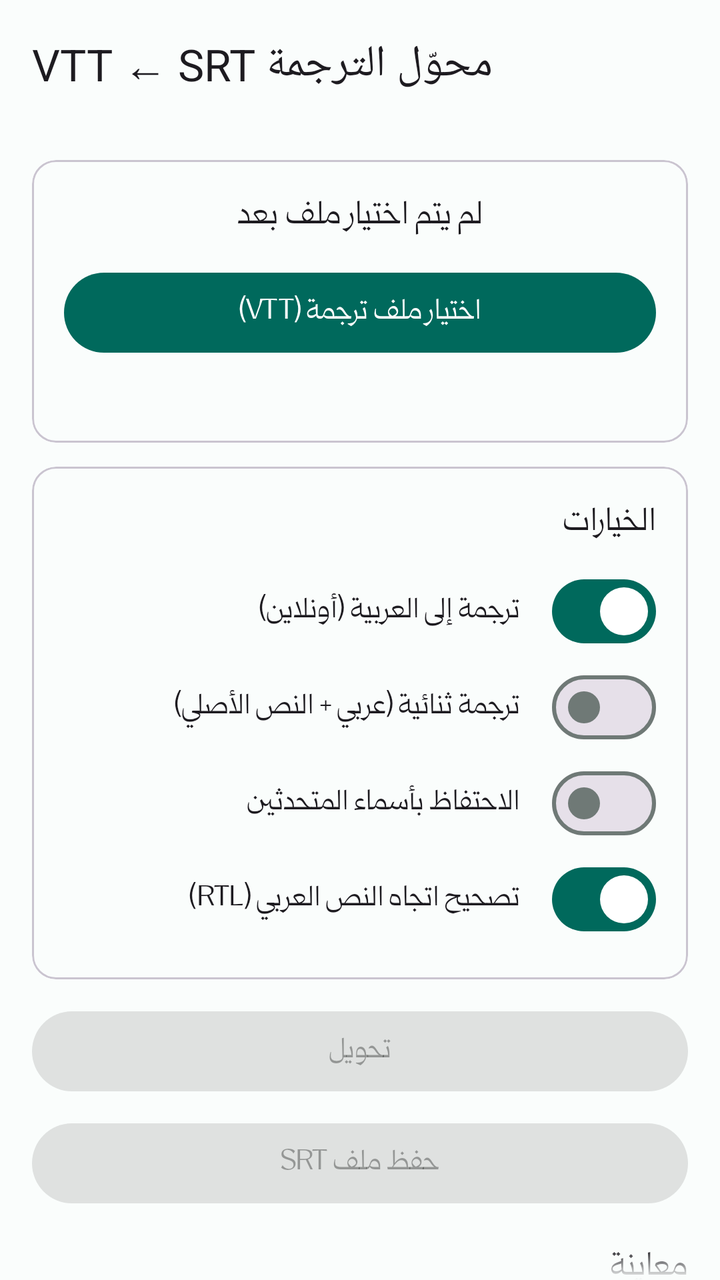
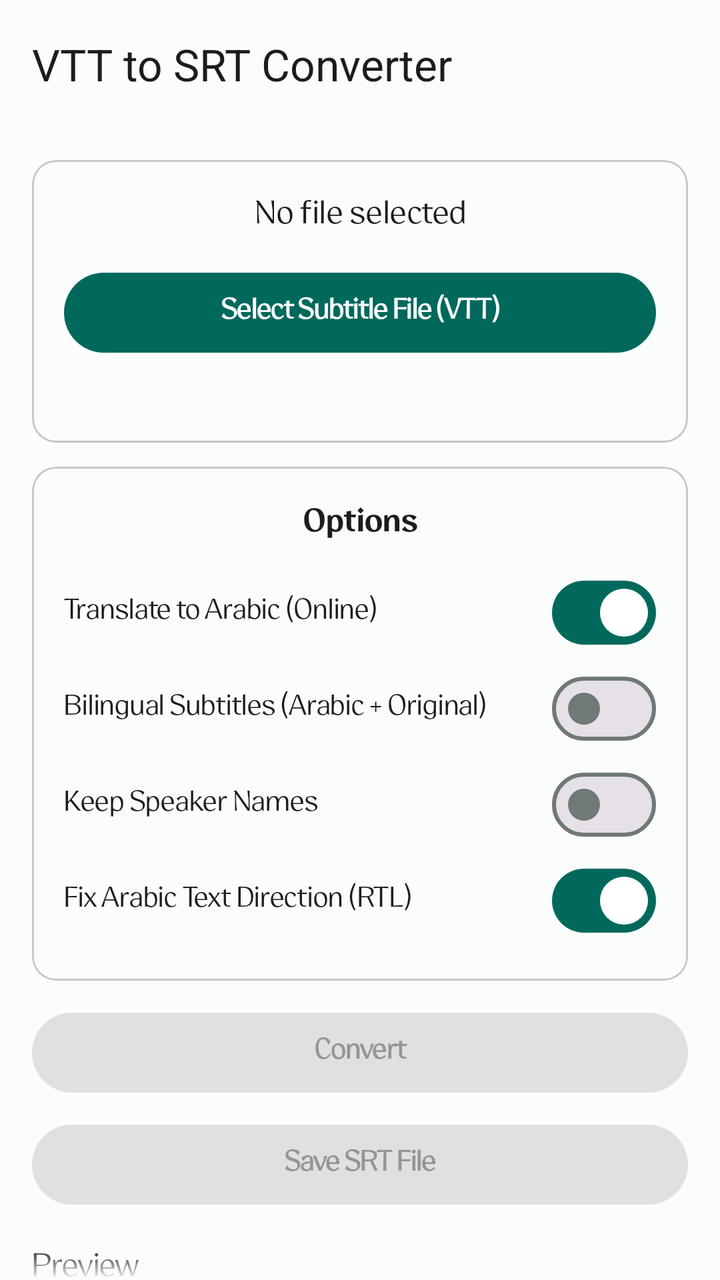

Screens rendered from an Android XML layout before and after an edit, with the pre-edit source and the edit as a unified diff.
<!-- AndroidManifest.xml: application theme Theme.Vtt2Srt -->
<!-- res/layout/activity_main.xml -->
<?xml version="1.0" encoding="utf-8"?>
<LinearLayout xmlns:android="http://schemas.android.com/apk/res/android"
    xmlns:app="http://schemas.android.com/apk/res-auto"
    android:layout_width="match_parent"
    android:layout_height="match_parent"
    android:orientation="vertical">
<com.google.android.material.appbar.AppBarLayout
    android:id="@+id/appbar"
    android:layout_width="match_parent"
    android:layout_height="wrap_content">
    <com.google.android.material.appbar.MaterialToolbar
        android:id="@+id/toolbar"
        android:layout_width="match_parent"
        android:layout_height="?attr/actionBarSize"
        app:title="@string/app_name" />

</com.google.android.material.appbar.AppBarLayout>

    <androidx.core.widget.NestedScrollView
        android:layout_width="match_parent"
        android:layout_height="0dp"
        android:layout_weight="1"
        android:requiresFadingEdge="vertical"
        android:fadingEdgeLength="16dp"
        android:fillViewport="true">

        <LinearLayout
            android:layout_width="match_parent"
            android:layout_height="wrap_content"
            android:orientation="vertical"
            android:padding="16dp">

            
            <com.google.android.material.card.MaterialCardView
                style="@style/Widget.Material3.CardView.Outlined"
                android:layout_width="match_parent"
                android:layout_height="wrap_content"
                android:layout_marginBottom="12dp">

                <LinearLayout
                    android:layout_width="match_parent"
                    android:layout_height="wrap_content"
                    android:orientation="vertical"
                    android:padding="16dp">

                    <com.google.android.material.textview.MaterialTextView
                        android:gravity="center"
                        android:id="@+id/tvFileName"
                        android:layout_width="match_parent"
                        android:layout_height="wrap_content"
                        android:text="@string/no_file"
                        android:textAppearance="?attr/textAppearanceBodyLarge" />

                    <com.google.android.material.button.MaterialButton
                        android:id="@+id/btnPick"
                        android:layout_marginTop="12dp"
                        android:layout_width="match_parent"
                        android:layout_height="wrap_content"
                        android:text="@string/pick_file" />


                    <com.google.android.material.textview.MaterialTextView
                        android:id="@+id/tvCueCount"
                        android:layout_width="match_parent"
                        android:layout_height="wrap_content"
                        android:layout_marginTop="4dp"
                        android:textAppearance="?attr/textAppearanceBodyMedium" />
                </LinearLayout>
            </com.google.android.material.card.MaterialCardView>

            
            <com.google.android.material.card.MaterialCardView
                style="@style/Widget.Material3.CardView.Outlined"
                android:layout_width="match_parent"
                android:layout_height="wrap_content"
                android:layout_marginBottom="12dp">

                <LinearLayout
                    android:layout_width="match_parent"
                    android:layout_height="wrap_content"
                    android:orientation="vertical"
                    android:padding="16dp">

                    <com.google.android.material.textview.MaterialTextView
                        android:layout_width="match_parent"
                        android:layout_height="wrap_content"
                        android:layout_marginBottom="8dp"
                        android:text="@string/options_title"
                        android:textAppearance="?attr/textAppearanceTitleMedium" />

                    <com.google.android.material.materialswitch.MaterialSwitch
                        android:id="@+id/swTranslate"
                        android:layout_width="match_parent"
                        android:layout_height="wrap_content"
                        android:checked="true"
                        android:text="@string/opt_translate" />

                    <com.google.android.material.materialswitch.MaterialSwitch
                        android:id="@+id/swBilingual"
                        android:layout_width="match_parent"
                        android:layout_height="wrap_content"
                        android:text="@string/opt_bilingual" />

                    <com.google.android.material.materialswitch.MaterialSwitch
                        android:id="@+id/swSpeakers"
                        android:layout_width="match_parent"
                        android:layout_height="wrap_content"
                        android:text="@string/opt_speakers" />

                    <com.google.android.material.materialswitch.MaterialSwitch
                        android:id="@+id/swRtl"
                        android:layout_width="match_parent"
                        android:layout_height="wrap_content"
                        android:checked="true"
                        android:text="@string/opt_rtl" />
                </LinearLayout>
            </com.google.android.material.card.MaterialCardView>

            
            <LinearLayout
                android:layout_width="match_parent"
                android:layout_height="wrap_content"
                android:orientation="horizontal">

                <com.google.android.material.button.MaterialButton
                    android:id="@+id/btnConvert"
                    android:layout_width="0dp"
                    android:layout_height="wrap_content"
                    android:layout_weight="1"
                    android:enabled="false"
                    android:text="@string/convert" />

                <com.google.android.material.button.MaterialButton
                    android:id="@+id/btnCancel"
                    style="@style/Widget.Material3.Button.OutlinedButton"
                    android:layout_width="wrap_content"
                    android:layout_height="wrap_content"
                    android:layout_marginStart="8dp"
                    android:text="@string/cancel"
                    android:visibility="gone" />
            </LinearLayout>

            <LinearLayout
                android:id="@+id/progressGroup"
                android:layout_width="match_parent"
                android:layout_height="wrap_content"
                android:layout_marginTop="12dp"
                android:orientation="vertical"
                android:visibility="gone">

                <com.google.android.material.progressindicator.LinearProgressIndicator
                    android:id="@+id/progressBar"
                    android:layout_width="match_parent"
                    android:layout_height="wrap_content"
                    android:max="100" />

                <com.google.android.material.textview.MaterialTextView
                    android:id="@+id/tvProgress"
                    android:layout_width="match_parent"
                    android:layout_height="wrap_content"
                    android:layout_marginTop="4dp"
                    android:textAppearance="?attr/textAppearanceBodySmall" />
            </LinearLayout>

            <com.google.android.material.button.MaterialButton
                android:id="@+id/btnSave"
                style="@style/Widget.Material3.Button.TonalButton"
                android:layout_width="match_parent"
                android:layout_height="wrap_content"
                android:layout_marginTop="8dp"
                android:enabled="false"
                android:text="@string/save" />

            
            <com.google.android.material.textview.MaterialTextView
                android:layout_width="match_parent"
                android:layout_height="wrap_content"
                android:layout_marginTop="16dp"
                android:layout_marginBottom="8dp"
                android:text="@string/preview_title"
                android:textAppearance="?attr/textAppearanceTitleMedium" />

            <com.google.android.material.card.MaterialCardView
                style="@style/Widget.Material3.CardView.Outlined"
                android:layout_width="match_parent"
                android:layout_height="340dp">

                <FrameLayout
                    android:layout_width="match_parent"
                    android:layout_height="match_parent">

                    <androidx.recyclerview.widget.RecyclerView
                        android:id="@+id/rvCues"
                        android:layout_width="match_parent"
                        android:layout_height="match_parent"
                        android:nestedScrollingEnabled="true"
                        android:visibility="gone" />

                    <com.google.android.material.textview.MaterialTextView
                        android:id="@+id/tvEmpty"
                        android:layout_width="match_parent"
                        android:layout_height="wrap_content"
                        android:layout_gravity="center"
                        android:gravity="center"
                        android:padding="24dp"
                        android:text="@string/preview_empty"
                        android:textAppearance="?attr/textAppearanceBodyMedium" />
                </FrameLayout>
            </com.google.android.material.card.MaterialCardView>
        <Space
            android:layout_width="match_parent"
            android:layout_height="180dp"/>

        </LinearLayout>
    </androidx.core.widget.NestedScrollView>
</LinearLayout>
<!-- resources referenced by this layout -->
<resources>
  <string name="app_name">محوّل الترجمة VTT ← SRT</string>
  <string name="cancel">إلغاء</string>
  <string name="convert">تحويل</string>
  <string name="no_file">لم يتم اختيار ملف بعد</string>
  <string name="opt_bilingual">ترجمة ثنائية (عربي + النص الأصلي)</string>
  <string name="opt_rtl">تصحيح اتجاه النص العربي (RTL)</string>
  <string name="opt_speakers">الاحتفاظ بأسماء المتحدثين</string>
  <string name="opt_translate">ترجمة إلى العربية (أونلاين)</string>
  <string name="options_title">الخيارات</string>
  <string name="pick_file">اختيار ملف ترجمة (VTT)</string>
  <string name="preview_empty">ستظهر معاينة الأسطر هنا بعد اختيار الملف</string>
  <string name="preview_title">معاينة</string>
  <string name="save">حفظ ملف SRT</string>
  <color name="md_theme_light_primary">#00695C</color>
  <color name="md_theme_light_onPrimary">#FFFFFF</color>
  <color name="md_theme_light_primaryContainer">#A0F2E3</color>
  <color name="md_theme_light_onPrimaryContainer">#00201B</color>
  <color name="md_theme_light_secondary">#4A635E</color>
  <color name="md_theme_light_onSecondary">#FFFFFF</color>
  <color name="md_theme_light_secondaryContainer">#CCE8E2</color>
  <color name="md_theme_light_onSecondaryContainer">#05201C</color>
  <color name="md_theme_light_tertiary">#456179</color>
  <color name="md_theme_light_onTertiary">#FFFFFF</color>
  <color name="md_theme_light_tertiaryContainer">#CCE5FF</color>
  <color name="md_theme_light_onTertiaryContainer">#001E36</color>
  <color name="md_theme_light_error">#BA1A1A</color>
  <color name="md_theme_light_onError">#FFFFFF</color>
  <color name="md_theme_light_errorContainer">#FFDAD6</color>
  <color name="md_theme_light_onErrorContainer">#410002</color>
  <color name="md_theme_light_background">#FAFDFC</color>
  <color name="md_theme_light_surface">#FAFDFC</color>
  <color name="md_theme_light_onSurface">#191C1B</color>
  <color name="md_theme_light_surfaceVariant">#DAE5E1</color>
  <color name="md_theme_light_onSurfaceVariant">#3F4946</color>
  <color name="md_theme_light_outline">#6F7976</color>
</resources>

<!-- the commit's change to res/layout/activity_main.xml (unified diff, before → after) -->
@@ -53,6 +53,7 @@
 
                     <com.google.android.material.button.MaterialButton
                         android:id="@+id/btnPick"
+                        android:textStyle="bold"
                         android:layout_marginTop="12dp"
                         android:layout_width="match_parent"
                         android:layout_height="wrap_content"
@@ -85,6 +86,8 @@
                         android:layout_width="match_parent"
                         android:layout_height="wrap_content"
                         android:layout_marginBottom="8dp"
+                        android:gravity="center"
+                       app:fontFamily="@font/qomra_bold"
                         android:text="@string/options_title"
                         android:textAppearance="?attr/textAppearanceTitleMedium" />
 
@@ -127,6 +130,7 @@
                     android:layout_width="0dp"
                     android:layout_height="wrap_content"
                     android:layout_weight="1"
+                    android:textStyle="bold"
                     android:enabled="false"
                     android:text="@string/convert" />
 
@@ -152,7 +156,10 @@
                     android:id="@+id/progressBar"
                     android:layout_width="match_parent"
                     android:layout_height="wrap_content"
-                    android:max="100" />
+                    android:max="100"
+                    app:indeterminateAnimationType="disjoint"
+                    app:trackCornerRadius="4dp"
+                    app:trackThickness="8dp" />
 
                 <com.google.android.material.textview.MaterialTextView
                     android:id="@+id/tvProgress"
@@ -168,6 +175,7 @@
                 android:layout_width="match_parent"
                 android:layout_height="wrap_content"
                 android:layout_marginTop="8dp"
+                android:textStyle="bold"
                 android:enabled="false"
                 android:text="@string/save" />
 
<!-- resource entries referenced after the edit -->
@@ -1,18 +1,18 @@
 <!-- resources referenced by this layout -->
 <resources>
-  <string name="app_name">محوّل الترجمة VTT ← SRT</string>
-  <string name="cancel">إلغاء</string>
-  <string name="convert">تحويل</string>
-  <string name="no_file">لم يتم اختيار ملف بعد</string>
-  <string name="opt_bilingual">ترجمة ثنائية (عربي + النص الأصلي)</string>
-  <string name="opt_rtl">تصحيح اتجاه النص العربي (RTL)</string>
-  <string name="opt_speakers">الاحتفاظ بأسماء المتحدثين</string>
-  <string name="opt_translate">ترجمة إلى العربية (أونلاين)</string>
-  <string name="options_title">الخيارات</string>
-  <string name="pick_file">اختيار ملف ترجمة (VTT)</string>
-  <string name="preview_empty">ستظهر معاينة الأسطر هنا بعد اختيار الملف</string>
-  <string name="preview_title">معاينة</string>
-  <string name="save">حفظ ملف SRT</string>
+  <string name="app_name">VTT to SRT Converter</string>
+  <string name="cancel">Cancel</string>
+  <string name="convert">Convert</string>
+  <string name="no_file">No file selected</string>
+  <string name="opt_bilingual">Bilingual Subtitles (Arabic + Original)</string>
+  <string name="opt_rtl">Fix Arabic Text Direction (RTL)</string>
+  <string name="opt_speakers">Keep Speaker Names</string>
+  <string name="opt_translate">Translate to Arabic (Online)</string>
+  <string name="options_title">Options</string>
+  <string name="pick_file">Select Subtitle File (VTT)</string>
+  <string name="preview_empty">Line preview will appear here after selecting a file</string>
+  <string name="preview_title">Preview</string>
+  <string name="save">Save SRT File</string>
   <color name="md_theme_light_primary">#00695C</color>
   <color name="md_theme_light_onPrimary">#FFFFFF</color>
   <color name="md_theme_light_primaryContainer">#A0F2E3</color>
